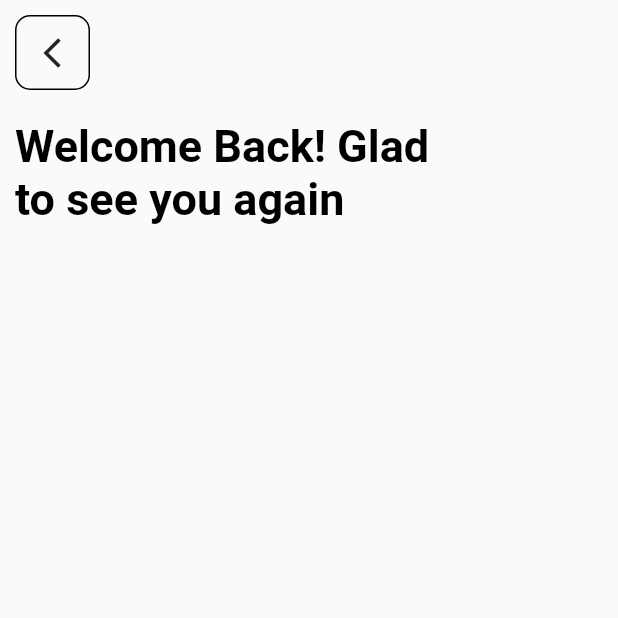
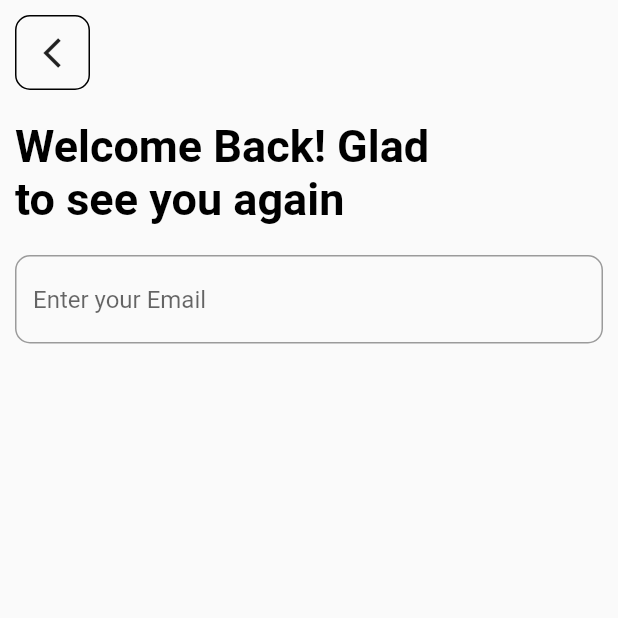
Before and after one commit to garaadamiin/firebaseapp, a Flutter app: the screen it shows after launch, after a tap on "Login", on a phone screen of 412 x 824 dp, the top half of it. Run offline on Flutter 3.47's test engine with Material 2 defaults, Android fonts, the phone set to English and light mode, and no system bars.

Commit message:
add email Text Field

```diff
--- a/lib/screens/login_screen.dart
+++ b/lib/screens/login_screen.dart
@@ -1,8 +1,15 @@
 import 'package:flutter/material.dart';
 
-class LoginScreen extends StatelessWidget {
+class LoginScreen extends StatefulWidget {
   const LoginScreen({super.key});
 
+  @override
+  State<LoginScreen> createState() => _LoginScreenState();
+}
+
+class _LoginScreenState extends State<LoginScreen> {
+  TextEditingController _emailController = TextEditingController();
+  TextEditingController _passwordController = TextEditingController();
   @override
   Widget build(BuildContext context) {
     return SafeArea(
@@ -37,7 +44,18 @@ class LoginScreen extends StatelessWidget {
                       fontSize: 30,
                       fontWeight: FontWeight.bold,
                     )),
-              )
+              ),
+              Padding(
+                padding: const EdgeInsets.all(10.0),
+                child: TextField(
+                  controller: _emailController,
+                  decoration: InputDecoration(
+                    hintText: "Enter your Email",
+                    border: OutlineInputBorder(
+                        borderRadius: BorderRadius.circular(10)),
+                  ),
+                ),
+              ),
             ],
           ),
         ),
```
